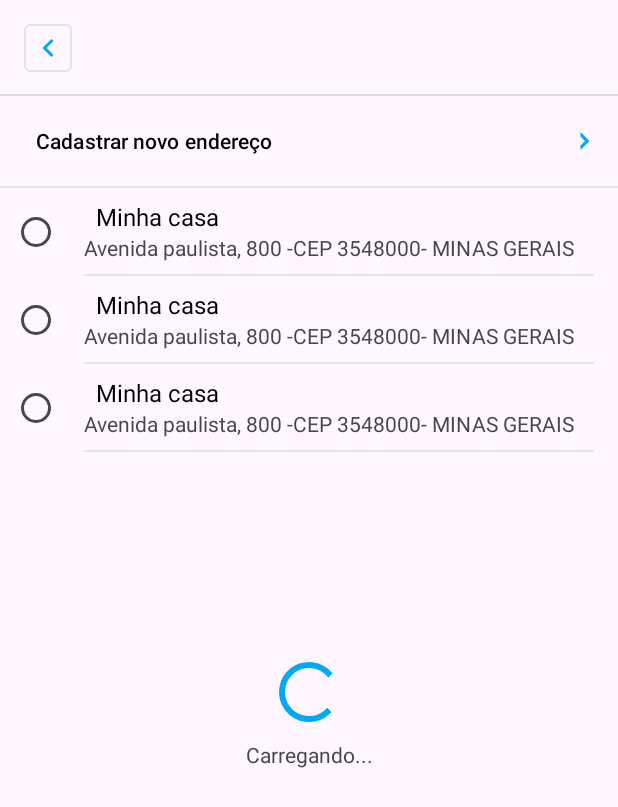
After one commit to LuiZMarques23/ecommerceAPP, an Android app: the layout activity_usuario_seleciona_endereco.xml on its own in the app's theme, with its tools: preview values and no code run, on a phone screen of 412 x 824 dp. The commit adds this screen. Shown: the top 807 px of the screen. Run offline under Robolectric (Android 15) with nearby library versions, the light colour scheme and no system bars.

Commit message:
Projeto ecommerce

```diff
--- a/app/src/main/AndroidManifest.xml
+++ b/app/src/main/AndroidManifest.xml
@@ -27,6 +27,9 @@
         android:supportsRtl="true"
         android:theme="@style/Theme.Ecommerce"
         tools:targetApi="31">
+        <activity
+            android:name=".activiy.usuario.UsuarioSelecionaEnderecoActivity"
+            android:exported="false" />
         <activity
             android:name=".activiy.usuario.UsuarioResumoPedidoActivity"
             android:exported="false" />
--- a/app/src/main/java/com/example/MerceariaPalestraitalia/activiy/usuario/UsuariFormEnderecoActivity.java
+++ b/app/src/main/java/com/example/MerceariaPalestraitalia/activiy/usuario/UsuariFormEnderecoActivity.java
@@ -1,6 +1,7 @@
 package com.example.MerceariaPalestraitalia.activiy.usuario;
 
 import android.app.Activity;
+import android.content.Intent;
 import android.os.Bundle;
 import android.view.View;
 import android.view.inputmethod.InputMethodManager;
@@ -87,6 +88,9 @@ public class UsuariFormEnderecoActivity extends AppCompatActivity {
                                 binding.progressBar.setVisibility(View.GONE);
 
                                 if (novoEndereco){
+                                    Intent intent = new Intent();
+                                    intent.putExtra("enderecoCadastrado", endereco);
+                                    setResult(RESULT_OK, intent);
                                     finish();
                                 }
 
--- /dev/null
+++ b/app/src/main/res/layout/activity_usuario_seleciona_endereco.xml
@@ -0,0 +1,87 @@
+<?xml version="1.0" encoding="utf-8"?>
+<androidx.constraintlayout.widget.ConstraintLayout xmlns:android="http://schemas.android.com/apk/res/android"
+    xmlns:app="http://schemas.android.com/apk/res-auto"
+    xmlns:tools="http://schemas.android.com/tools"
+    android:layout_width="match_parent"
+    android:layout_height="match_parent"
+    tools:context=".activiy.usuario.UsuarioSelecionaEnderecoActivity">
+
+    <include
+        android:id="@+id/include"
+        layout="@layout/toolbar_voltar"
+        app:layout_constraintEnd_toEndOf="parent"
+        app:layout_constraintStart_toStartOf="parent"
+        app:layout_constraintTop_toTopOf="parent" />
+
+    <Button
+        android:id="@+id/btnCadastrarEndereco"
+        android:layout_width="match_parent"
+        android:layout_height="60dp"
+        android:background="@android:color/transparent"
+        android:text="Cadastrar novo endereço"
+        android:textAlignment="textStart"
+        android:textAllCaps="false"
+        android:textColor="@color/black"
+        app:layout_constraintEnd_toEndOf="parent"
+        app:layout_constraintStart_toStartOf="parent"
+        app:layout_constraintTop_toBottomOf="@+id/include" />
+
+    <ImageView
+        android:layout_width="12dp"
+        android:layout_height="12dp"
+        android:layout_marginEnd="16dp"
+        android:src="@drawable/ic_seta_direita"
+        app:layout_constraintBottom_toBottomOf="@+id/btnCadastrarEndereco"
+        app:layout_constraintEnd_toEndOf="parent"
+        app:layout_constraintTop_toBottomOf="@+id/include" />
+
+    <ImageView
+        android:id="@+id/imageView6"
+        android:layout_width="match_parent"
+        android:layout_height="1dp"
+        android:background="@color/color_cinza"
+        app:layout_constraintEnd_toEndOf="parent"
+        app:layout_constraintStart_toStartOf="parent"
+        app:layout_constraintTop_toBottomOf="@+id/btnCadastrarEndereco" />
+
+    <LinearLayout
+        android:layout_width="match_parent"
+        android:layout_height="wrap_content"
+        android:orientation="vertical"
+        app:layout_constraintBottom_toBottomOf="parent"
+        app:layout_constraintEnd_toEndOf="parent"
+        app:layout_constraintHorizontal_bias="0.5"
+        app:layout_constraintStart_toStartOf="parent"
+        app:layout_constraintTop_toBottomOf="@+id/imageView6"
+        app:layout_constraintVertical_bias="0.5">
+
+        <ProgressBar
+            android:id="@+id/progressBar"
+            android:layout_width="wrap_content"
+            android:layout_height="wrap_content"
+            android:layout_gravity="center_horizontal"
+            android:indeterminateTint="@color/color_azul" />
+
+
+        <TextView
+            android:id="@+id/textInfo"
+            android:layout_width="match_parent"
+            android:layout_height="wrap_content"
+            android:layout_marginTop="8dp"
+            android:text="Carregando..."
+            android:textAlignment="center" />
+
+    </LinearLayout>
+
+    <androidx.recyclerview.widget.RecyclerView
+        android:id="@+id/rvEnderecos"
+        android:layout_width="match_parent"
+        android:layout_height="0dp"
+        tools:listitem="@layout/item_selecao_endereco_adapter"
+        app:layout_constraintBottom_toBottomOf="parent"
+        app:layout_constraintEnd_toEndOf="parent"
+        app:layout_constraintStart_toStartOf="parent"
+        app:layout_constraintTop_toBottomOf="@+id/imageView6" />
+
+
+</androidx.constraintlayout.widget.ConstraintLayout>
--- /dev/null
+++ b/app/src/main/res/layout/item_selecao_endereco_adapter.xml
@@ -0,0 +1,53 @@
+<?xml version="1.0" encoding="utf-8"?>
+<LinearLayout xmlns:android="http://schemas.android.com/apk/res/android"
+    android:layout_width="match_parent"
+    android:layout_height="wrap_content"
+    xmlns:tools="http://schemas.android.com/tools"
+    android:orientation="horizontal">
+
+    <RadioButton
+        android:id="@+id/rvCheck"
+        android:layout_width="wrap_content"
+        android:layout_height="wrap_content"
+        android:layout_gravity="center_vertical"
+        android:layout_marginStart="8dp"
+        android:clickable="false"
+        android:minWidth="0dp"
+        android:minHeight="0dp"/>
+
+    <LinearLayout
+        android:layout_width="match_parent"
+        android:layout_height="wrap_content"
+        android:orientation="vertical">
+
+        <TextView
+            android:id="@+id/textNomeEndereco"
+            android:layout_width="match_parent"
+            android:layout_height="wrap_content"
+            android:layout_marginHorizontal="24dp"
+            android:layout_marginTop="8dp"
+            android:maxLines="1"
+            android:ellipsize="end"
+            tools:text="Minha casa"
+            android:textColor="@color/black"
+            android:textSize="16sp"/>
+
+        <TextView
+            android:id="@+id/textEndereco"
+            android:layout_width="match_parent"
+            android:layout_height="wrap_content"
+            android:layout_marginHorizontal="16dp"
+            android:maxLines="2"
+            android:ellipsize="end"
+            tools:text="Avenida paulista, 800 -CEP 3548000- MINAS GERAIS"/>
+
+
+        <include
+            android:layout_width="match_parent"
+            android:layout_height="1dp"
+            android:layout_marginTop="8dp"
+            layout="@layout/divisor"/>
+
+    </LinearLayout>
+
+</LinearLayout>
```
Also changed, not shown: app/src/main/java/com/example/MerceariaPalestraitalia/activiy/usuario/UsuarioResumoPedidoActivity.java (+11 -7 lines), app/src/main/java/com/example/MerceariaPalestraitalia/activiy/usuario/UsuarioSelecionaEnderecoActivity.java (added, +117 -0 lines), app/src/main/java/com/example/MerceariaPalestraitalia/adapter/EnderecoSelecaoAdapter.java (added, +83 -0 lines).
